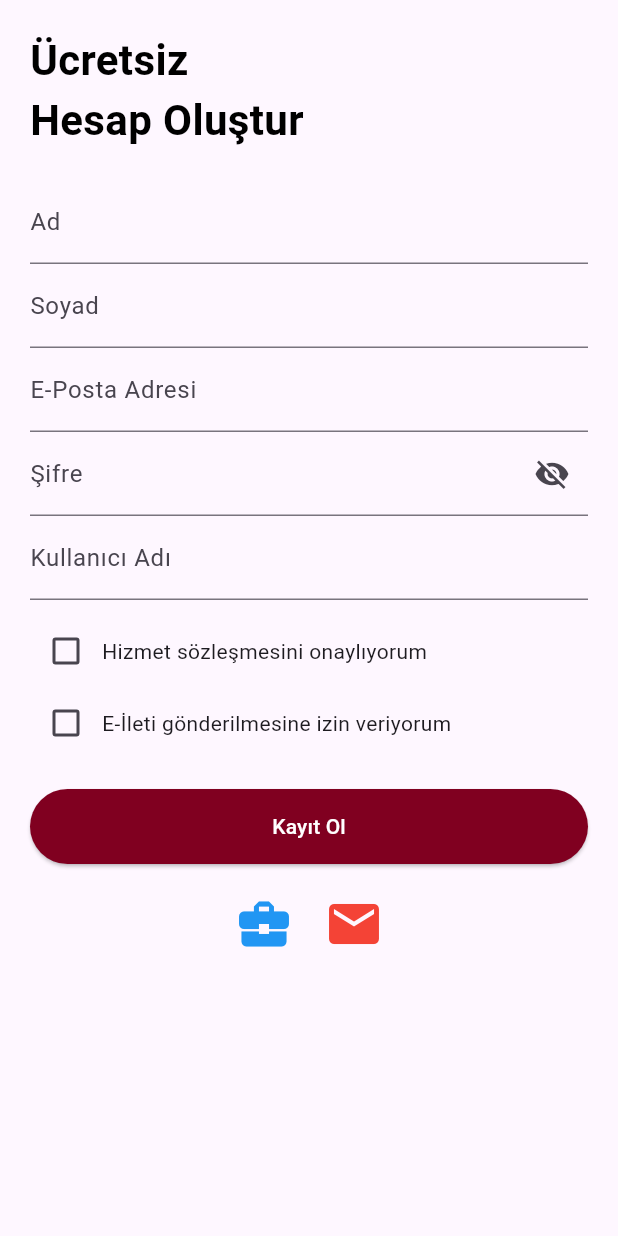
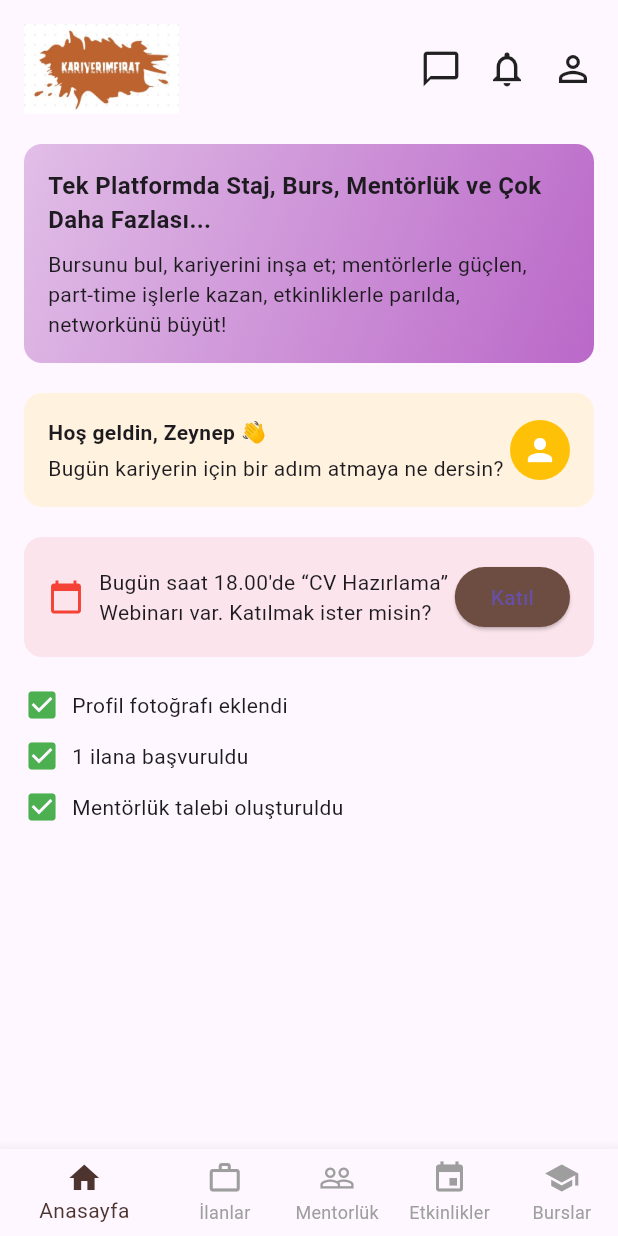
Before and after one commit to ZelihaOrhann/KariyerimFiratApp, a Flutter app: the RegisterScreen screen opened directly, after a tap on "Kayıt Ol", on a phone screen of 412 x 824 dp. Run offline on Flutter 3.47's test engine with Material 3 defaults, Android fonts, the phone set to English and light mode, and no system bars.

Commit message:
anasayfa eklendi, veritabanı işlemlerine başlandı

```diff
--- a/lib/main.dart
+++ b/lib/main.dart
@@ -1,5 +1,6 @@
 import 'package:flutter/material.dart';
 import 'screens/auth_screen.dart'; // Tek bir ekranda giriş & kayıt işlemleri
+
 
 void main() {
   runApp(MyApp());
--- /dev/null
+++ b/lib/screens/homepage.dart
@@ -0,0 +1,172 @@
+import 'package:flutter/material.dart';
+
+class HomePage extends StatelessWidget {
+  const HomePage({super.key});
+
+  @override
+  Widget build(BuildContext context) {
+    return Scaffold(
+      bottomNavigationBar: BottomNavigationBar(
+        selectedItemColor: Colors.brown[800],
+        unselectedItemColor: Colors.grey,
+        showUnselectedLabels: true,
+        items: const [
+          BottomNavigationBarItem(icon: Icon(Icons.home), label: 'Anasayfa'),
+          BottomNavigationBarItem(icon: Icon(Icons.work_outline), label: 'İlanlar'),
+          BottomNavigationBarItem(icon: Icon(Icons.people_outline), label: 'Mentorlük'),
+          BottomNavigationBarItem(icon: Icon(Icons.event), label: 'Etkinlikler'),
+          BottomNavigationBarItem(icon: Icon(Icons.school), label: 'Burslar'),
+        ],
+      ),
+      body: SafeArea(
+        child: SingleChildScrollView(
+          padding: const EdgeInsets.all(16),
+          child: Column(
+            crossAxisAlignment: CrossAxisAlignment.start,
+            children: [
+              // Üst Logo ve ikonlar
+              Row(
+                mainAxisAlignment: MainAxisAlignment.spaceBetween,
+                children: [
+                  Image.asset(
+                    'assets/images/anaLogo.jpg',
+                    height: 60,
+                  ),
+                  Row(
+                    children: const [
+                      Icon(Icons.chat_bubble_outline, size: 28),
+                      SizedBox(width: 16),
+                      Icon(Icons.notifications_none, size: 28),
+                      SizedBox(width: 16),
+                      Icon(Icons.person_outline, size: 28),
+                    ],
+                  )
+                ],
+              ),
+
+              const SizedBox(height: 20),
+
+              // Başlık bölümü
+              Container(
+                padding: const EdgeInsets.all(16),
+                decoration: BoxDecoration(
+                  gradient: LinearGradient(
+                    colors: [Colors.purple.shade100, Colors.purple.shade300],
+                    begin: Alignment.topLeft,
+                    end: Alignment.bottomRight,
+                  ),
+                  borderRadius: BorderRadius.circular(12),
+                ),
+                child: const Column(
+                  crossAxisAlignment: CrossAxisAlignment.start,
+                  children: [
+                    Text(
+                      'Tek Platformda Staj, Burs, Mentörlük ve Çok Daha Fazlası...',
+                      style: TextStyle(fontWeight: FontWeight.bold, fontSize: 16),
+                    ),
+                    SizedBox(height: 8),
+                    Text(
+                      'Bursunu bul, kariyerini inşa et; mentörlerle güçlen, part-time işlerle kazan, etkinliklerle parılda, networkünü büyüt!',
+                      style: TextStyle(fontSize: 14),
+                    ),
+                  ],
+                ),
+              ),
+
+              const SizedBox(height: 20),
+
+              // Hoş geldin bölümü
+              Container(
+                padding: const EdgeInsets.all(16),
+                decoration: BoxDecoration(
+                  color: Colors.orange.shade50,
+                  borderRadius: BorderRadius.circular(12),
+                ),
+                child: Row(
+                  children: [
+                    const Expanded(
+                      child: Column(
+                        crossAxisAlignment: CrossAxisAlignment.start,
+                        children: [
+                          Text('Hoş geldin, Zeynep 👋', style: TextStyle(fontWeight: FontWeight.bold)),
+                          SizedBox(height: 4),
+                          Text('Bugün kariyerin için bir adım atmaya ne dersin?'),
+                        ],
+                      ),
+                    ),
+                    const CircleAvatar(
+                      backgroundColor: Colors.amber,
+                      child: Icon(Icons.person, color: Colors.white),
+                    )
+                  ],
+                ),
+              ),
+
+              const SizedBox(height: 20),
+
+              // CV hazırlama duyurusu
+              Container(
+                padding: const EdgeInsets.all(16),
+                decoration: BoxDecoration(
+                  color: Colors.pink.shade50,
+                  borderRadius: BorderRadius.circular(12),
+                ),
+                child: Row(
+                  children: [
+                    const Icon(Icons.calendar_today, color: Colors.red),
+                    const SizedBox(width: 10),
+                    const Expanded(
+                      child: Text(
+                        'Bugün saat 18.00\'de “CV Hazırlama” Webinarı var. Katılmak ister misin?',
+                        style: TextStyle(fontSize: 14),
+                      ),
+                    ),
+                    ElevatedButton(
+                      onPressed: () {},
+                      style: ElevatedButton.styleFrom(
+                        backgroundColor: Colors.brown[600],
+                      ),
+                      child: const Text('Katıl'),
+                    ),
+                  ],
+                ),
+              ),
+
+              const SizedBox(height: 20),
+
+              // Durum çubuğu
+              Column(
+                crossAxisAlignment: CrossAxisAlignment.start,
+                children: const [
+                  Row(
+                    children: [
+                      Icon(Icons.check_box, color: Colors.green),
+                      SizedBox(width: 8),
+                      Text('Profil fotoğrafı eklendi'),
+                    ],
+                  ),
+                  SizedBox(height: 10),
+                  Row(
+                    children: [
+                      Icon(Icons.check_box, color: Colors.green),
+                      SizedBox(width: 8),
+                      Text('1 ilana başvuruldu'),
+                    ],
+                  ),
+                  SizedBox(height: 10),
+                  Row(
+                    children: [
+                      Icon(Icons.check_box, color: Colors.green),
+                      SizedBox(width: 8),
+                      Text('Mentörlük talebi oluşturuldu'),
+                    ],
+                  ),
+                ],
+              ),
+            ],
+          ),
+        ),
+      ),
+    );
+  }
+}
--- a/lib/screens/login_screen.dart
+++ b/lib/screens/login_screen.dart
@@ -1,15 +1,19 @@
 import 'package:flutter/material.dart';
+import 'homepage.dart'; // Ana sayfa import
 
 class LoginScreen extends StatelessWidget {
+  const LoginScreen({super.key});
+
   @override
   Widget build(BuildContext context) {
     return Scaffold(
       body: Padding(
-        padding: EdgeInsets.all(20),
+        padding: const EdgeInsets.all(20),
         child: Column(
           crossAxisAlignment: CrossAxisAlignment.start,
           children: [
-            Text(
+            const SizedBox(height: 60),
+            const Text(
               "Giriş Yap",
               style: TextStyle(
                 fontSize: 28,
@@ -17,35 +21,46 @@ class LoginScreen extends StatelessWidget {
                 color: Colors.black,
               ),
             ),
-            SizedBox(height: 20),
-            TextField(decoration: InputDecoration(labelText: "E-Posta Adresi")),
-            TextField(
+            const SizedBox(height: 20),
+            const TextField(
+              decoration: InputDecoration(labelText: "E-Posta Adresi"),
+            ),
+            const TextField(
               obscureText: true,
               decoration: InputDecoration(
                 labelText: "Şifre",
                 suffixIcon: Icon(Icons.visibility_off),
               ),
             ),
-            SizedBox(height: 10),
+            const SizedBox(height: 10),
             Row(
               children: [
                 Checkbox(value: false, onChanged: (value) {}),
-                Text("Beni Hatırla"),
+                const Text("Beni Hatırla"),
               ],
             ),
-            SizedBox(height: 20),
+            const SizedBox(height: 20),
             ElevatedButton(
               style: ElevatedButton.styleFrom(
-                backgroundColor: Color(0xFF800020), // Burgundy
-                minimumSize: Size(double.infinity, 50),
+                backgroundColor: const Color(0xFF800020), // Burgundy
+                minimumSize: const Size(double.infinity, 50),
               ),
-              onPressed: () {},
-              child: Text("Giriş Yap", style: TextStyle(color: Colors.white)),
+              onPressed: () {
+                // Giriş başarılı → Anasayfaya yönlendir
+                Navigator.pushReplacement(
+                  context,
+                  MaterialPageRoute(builder: (context) => const HomePage()),
+                );
+              },
+              child: const Text(
+                "Giriş Yap",
+                style: TextStyle(color: Colors.white),
+              ),
             ),
-            SizedBox(height: 20),
+            const SizedBox(height: 20),
             Row(
               mainAxisAlignment: MainAxisAlignment.center,
-              children: [
+              children: const [
                 Icon(
                   Icons.business_center,
                   size: 40,
--- a/lib/screens/register_screen.dart
+++ b/lib/screens/register_screen.dart
@@ -1,4 +1,5 @@
 import 'package:flutter/material.dart';
+import 'homepage.dart'; // Ana sayfa import
 
 class RegisterScreen extends StatelessWidget {
   @override
@@ -48,7 +49,13 @@ class RegisterScreen extends StatelessWidget {
                 backgroundColor: Color(0xFF800020), // Burgundy
                 minimumSize: Size(double.infinity, 50),
               ),
-              onPressed: () {},
+              onPressed: () {
+                // Kayıt başarılı → Anasayfaya yönlendir
+                Navigator.pushReplacement(
+                  context,
+                  MaterialPageRoute(builder: (context) => const HomePage()),
+                );
+              },
               child: Text("Kayıt Ol", style: TextStyle(color: Colors.white)),
             ),
             SizedBox(height: 20),
```
